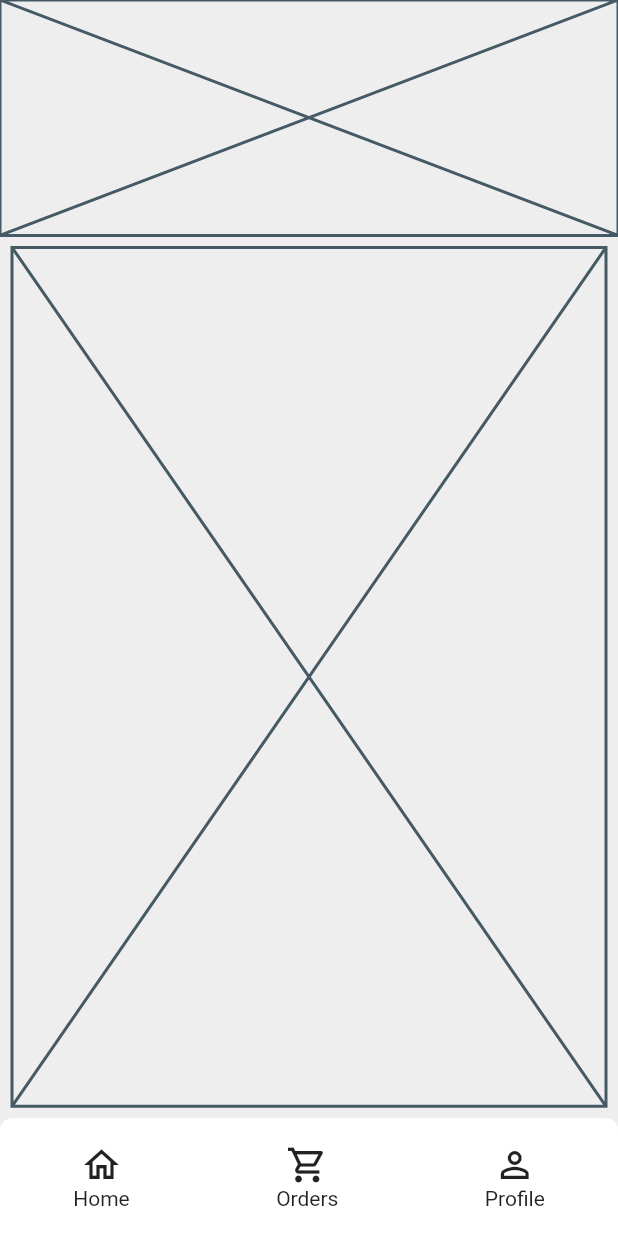
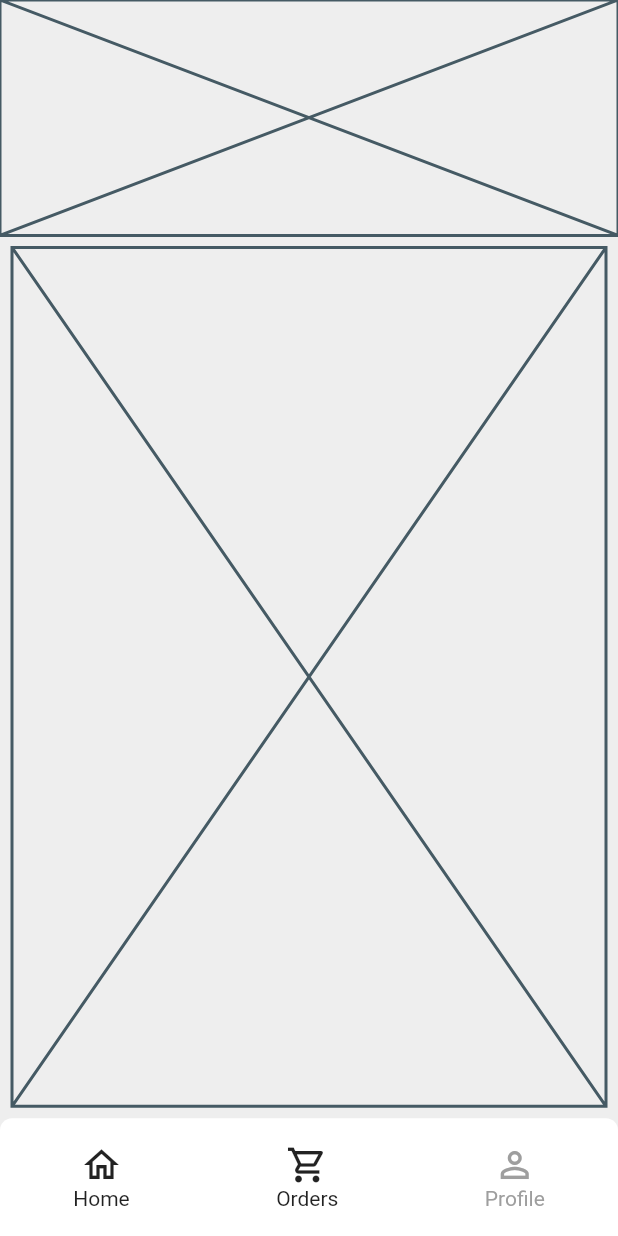
Before and after one commit to JAICHANGPARK/flutter_notebook_11th_story, a Flutter app: the screen it shows after launch, on a phone screen of 412 x 824 dp. Run offline on Flutter 3.47's test engine with Material 2 defaults, Android fonts, the phone set to English and light mode, and no system bars; our stand-ins replace backdrop, badges, flutter_inner_drawer, flutter_slidable, flutter_swiper, google_fonts.

Commit message:
Update food_home_page.dart

```diff
--- a/lib/ep744_food_app/ui/food_home_page.dart
+++ b/lib/ep744_food_app/ui/food_home_page.dart
@@ -81,8 +81,11 @@ class _FoodHomePageState extends State<FoodHomePage> {
                             Icon(
                               Icons.person_outline,
                               size: 28,
+                                color: _btmIndex == 2 ? Colors.orange : Colors.grey
                             ),
-                            Text("Profile")
+                            Text("Profile", style: TextStyle(
+                              color: _btmIndex == 2 ? Colors.black : Colors.grey
+                            ),)
                           ],
                         ),
                       )
```
